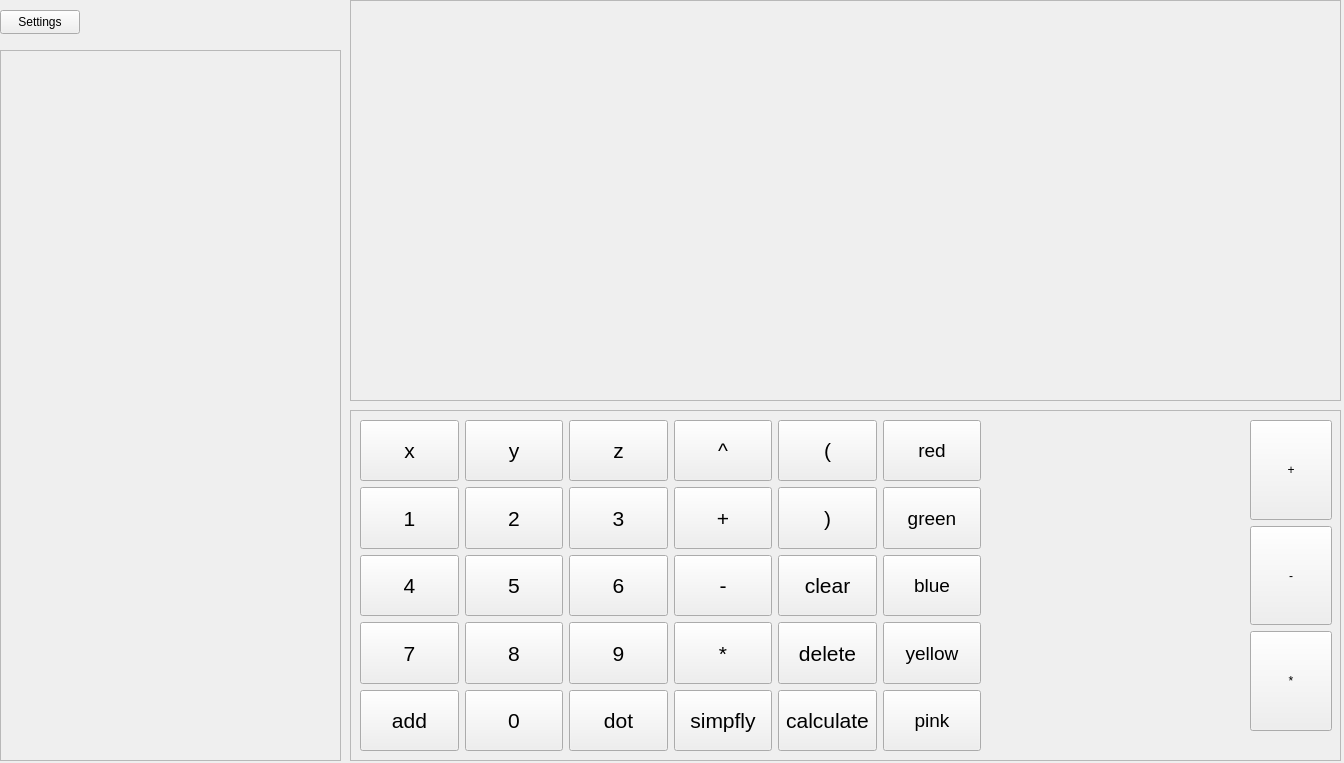
Before: the Qt Designer form gui/calculatorwidget.ui in Svetlana-plv/Polynom, drawn with Qt 5.
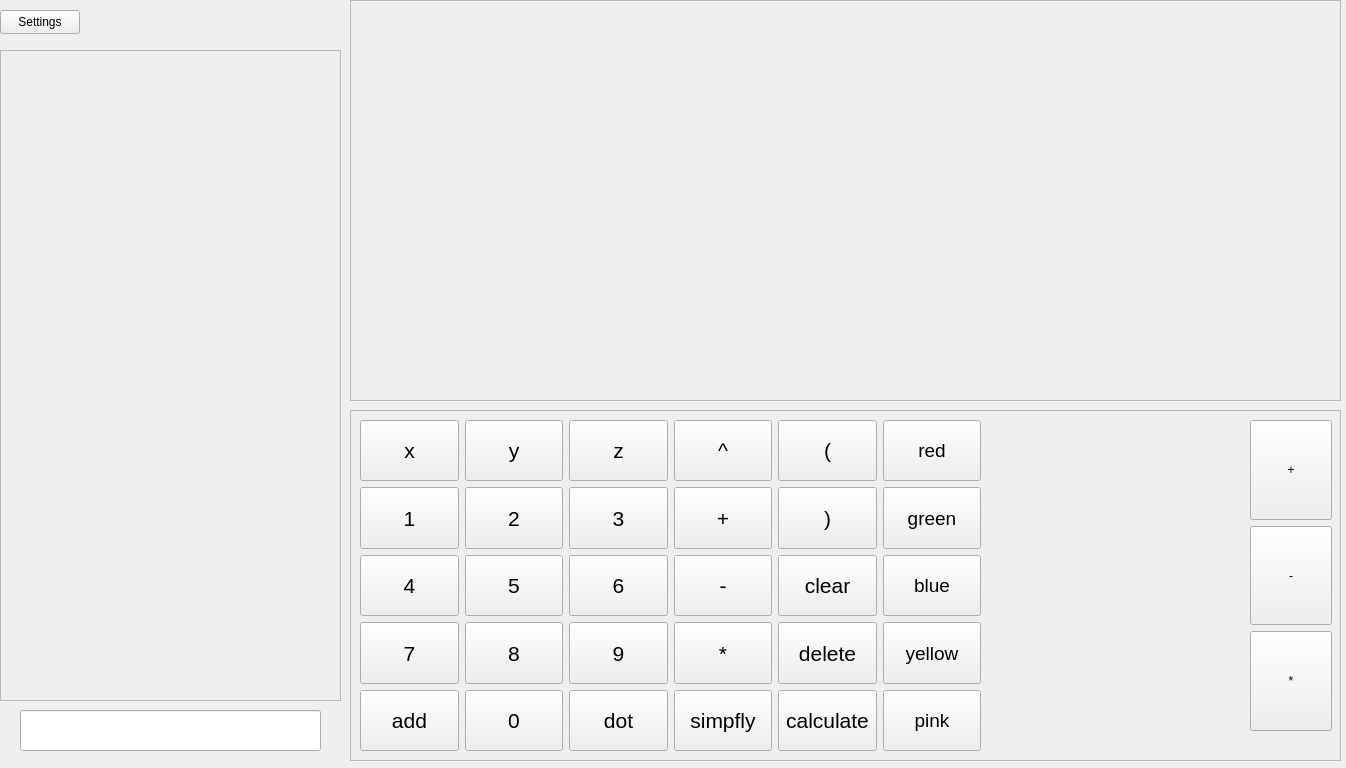
After: the same form once the commit is applied. Custom widgets are drawn as their Qt base class.

The edit to the form file:
```diff
--- a/gui/calculatorwidget.ui
+++ b/gui/calculatorwidget.ui
@@ -6,8 +6,8 @@
    <rect>
     <x>0</x>
     <y>0</y>
-    <width>1344</width>
-    <height>763</height>
+    <width>1346</width>
+    <height>768</height>
    </rect>
   </property>
   <widget class="QWidget" name="centralwidget" native="true">
@@ -64,7 +64,7 @@
       <x>0</x>
       <y>50</y>
       <width>341</width>
-      <height>711</height>
+      <height>651</height>
      </rect>
     </property>
     <property name="widgetResizable">
@@ -76,7 +76,7 @@
        <x>0</x>
        <y>0</y>
        <width>339</width>
-       <height>709</height>
+       <height>649</height>
       </rect>
      </property>
      <widget class="listPolynom" name="widgetList" native="true">
@@ -85,7 +85,7 @@
         <x>10</x>
         <y>10</y>
         <width>321</width>
-        <height>741</height>
+        <height>631</height>
        </rect>
       </property>
      </widget>
@@ -735,6 +735,16 @@
      <string>Settings</string>
     </property>
    </widget>
+   <widget class="QLineEdit" name="lineEdit">
+    <property name="geometry">
+     <rect>
+      <x>20</x>
+      <y>710</y>
+      <width>301</width>
+      <height>41</height>
+     </rect>
+    </property>
+   </widget>
   </widget>
  </widget>
  <customwidgets>
```
